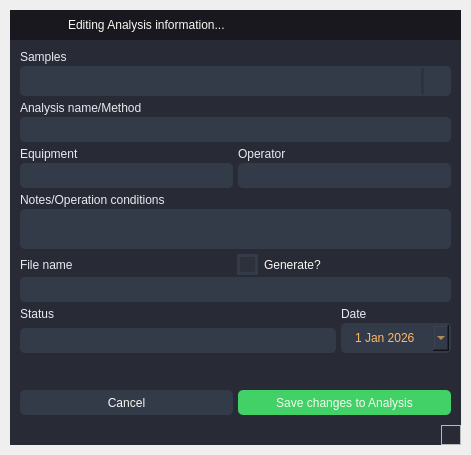
This is src/app/ui/qt/editanalysisdialog.ui in AIR-G-UFOP/Saturn-SampleLog as Qt 5 draws it before an edit. The edited form follows.
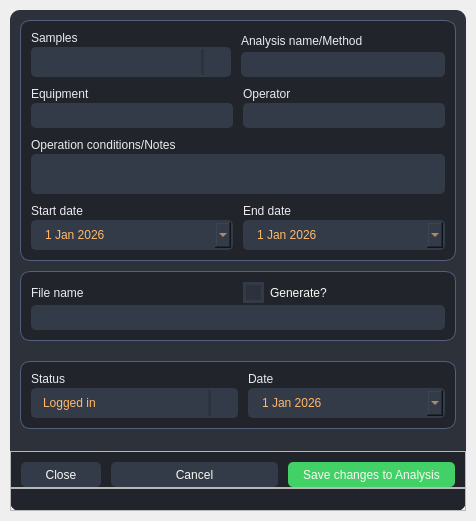
This is the edited form. Icons and pictures are not drawn.

```diff
--- a/src/app/ui/qt/editanalysisdialog.ui
+++ b/src/app/ui/qt/editanalysisdialog.ui
@@ -6,10 +6,22 @@
    <rect>
     <x>0</x>
     <y>0</y>
-    <width>471</width>
-    <height>455</height>
+    <width>476</width>
+    <height>521</height>
    </rect>
   </property>
+  <property name="minimumSize">
+   <size>
+    <width>394</width>
+    <height>521</height>
+   </size>
+  </property>
+  <property name="maximumSize">
+   <size>
+    <width>830</width>
+    <height>525</height>
+   </size>
+  </property>
   <property name="windowTitle">
    <string>Dialog</string>
   </property>
@@ -18,29 +30,32 @@
 	color: #F8F8F2;
 	font: 8pt &quot;Inter 24pt Medium&quot;;
 }
-/* Bg App */
 #bgApp {	
-	background-color: #282A36;
+	background-color: rgb(44, 49, 58);
+	border-radius: 10px;
 }
-#contentTopBg {
-	background-color: #19181f;
+#ContentBox {border-radius: 10px;}
+#bottomBar {
+	background-color: rgb(33, 37, 43);
+	border-bottom-left-radius: 10px;
+	border-bottom-right-radius: 10px;
 }
-#topLogo {
-	background-image: url(:/imagem/images/saturn_logo.png);
-	background-position: center;
-	background-repeat: no-repeat;
+#bgAnalysis {
+	background-color: rgb(33, 37, 43);
+	border-radius: 10px;
+	border: 1px solid #525f7f;
 }
-#titleRightInfo { 
-	padding-left: 10px;
- }
-/* Top Buttons */
-#closeAppBtn{ background-color: rgba(255, 255, 255, 0); border: none;}
-#closeAppBtn:hover{ background-color:#ff5555;}
-#closeAppBtn:pressed { background-color:rgb(193, 64, 64); border-style: solid;}
-/* Bottom Bar */
-#bottomBar { background-color: #282A36; }
-#bottomBar QLabel { font-size: 10px; color: rgb(113, 126, 149);}
-/*Button */
+
+#bgStatus {
+	background-color: rgb(33, 37, 43);
+	border-radius: 10px;
+	border: 1px solid #525f7f;
+}
+#bgFile {
+	background-color: rgb(33, 37, 43);
+	border-radius: 10px;
+	border: 1px solid #525f7f;
+}
 #btn_saveAnalysis {
 	border-radius: 5px;	
 	border: none;
@@ -63,8 +78,17 @@
 #btn_cancel::pressed {
 	background-color: rgb(52, 59, 72);
 }
-
-/*LineEdit */
+#btn_close {
+	border-radius: 5px;	
+	border: none;
+	background-color: rgb(52, 59, 72);
+}
+#btn_close::hover {
+	background-color: #FF5555;
+}
+#btn_close::pressed {
+	background-color: rgb(52, 59, 72);
+}
 #content .QLineEdit {
 	background-color: rgb(52, 59, 72);
 	border-radius: 5px;
@@ -79,8 +103,6 @@
 #content .QLineEdit:focus {
 	border: 2px solid rgb(91, 101, 124);
 }
-
-/*TextEdit */
 #content .QTextEdit {
 	background-color: rgb(52, 59, 72);
 	border-radius: 5px;
@@ -95,20 +117,17 @@
 #content .QTextEdit:focus {
 	border: 2px solid rgb(91, 101, 124);
 }
-
-/*QLabel */
 #content .QLabel {
 	color: #EAEAF0;
 	font: 8pt &quot;Inter 24pt Medium&quot;;
 }
-
-/*ComboBox */
 QComboBox{
 	background-color: rgb(52, 59, 72);
 	border-radius: 5px;
 	border: 2px solid rgb(52, 59, 72);
 	padding: 5px;
 	padding-left: 10px;
+	color: #ffb86c;
 }
 QComboBox:hover{
 	border: 2px solid rgb(64, 71, 88);
@@ -136,7 +155,6 @@
 	padding: 10px;
 	selection-background-color: rgb(39, 44, 54);
 }
-/*CheckBox */
 QCheckBox::indicator {
     border: 3px solid rgb(52, 59, 72);
 	width: 15px;
@@ -247,124 +265,6 @@
          <property name="bottomMargin">
           <number>0</number>
          </property>
-         <item>
-          <widget class="QFrame" name="contentTopBg">
-           <property name="minimumSize">
-            <size>
-             <width>0</width>
-             <height>30</height>
-            </size>
-           </property>
-           <property name="maximumSize">
-            <size>
-             <width>16777215</width>
-             <height>30</height>
-            </size>
-           </property>
-           <property name="frameShape">
-            <enum>QFrame::NoFrame</enum>
-           </property>
-           <property name="frameShadow">
-            <enum>QFrame::Raised</enum>
-           </property>
-           <layout class="QHBoxLayout" name="horizontalLayout">
-            <property name="spacing">
-             <number>0</number>
-            </property>
-            <property name="leftMargin">
-             <number>0</number>
-            </property>
-            <property name="topMargin">
-             <number>0</number>
-            </property>
-            <property name="rightMargin">
-             <number>0</number>
-            </property>
-            <property name="bottomMargin">
-             <number>0</number>
-            </property>
-            <item>
-             <widget class="QFrame" name="titleGripFrame">
-              <property name="frameShape">
-               <enum>QFrame::NoFrame</enum>
-              </property>
-              <property name="frameShadow">
-               <enum>QFrame::Raised</enum>
-              </property>
-              <layout class="QHBoxLayout" name="horizontalLayout_2">
-               <property name="spacing">
-                <number>0</number>
-               </property>
-               <property name="leftMargin">
-                <number>0</number>
-               </property>
-               <property name="topMargin">
-                <number>0</number>
-               </property>
-               <property name="rightMargin">
-                <number>0</number>
-               </property>
-               <property name="bottomMargin">
-                <number>0</number>
-               </property>
-               <item>
-                <widget class="QFrame" name="topLogo">
-                 <property name="minimumSize">
-                  <size>
-                   <width>45</width>
-                   <height>30</height>
-                  </size>
-                 </property>
-                 <property name="maximumSize">
-                  <size>
-                   <width>45</width>
-                   <height>30</height>
-                  </size>
-                 </property>
-                 <property name="frameShape">
-                  <enum>QFrame::NoFrame</enum>
-                 </property>
-                 <property name="frameShadow">
-                  <enum>QFrame::Raised</enum>
-                 </property>
-                </widget>
-               </item>
-               <item>
-                <widget class="QLabel" name="titleRightInfo">
-                 <property name="text">
-                  <string>Editing Analysis information...</string>
-                 </property>
-                </widget>
-               </item>
-               <item>
-                <widget class="QPushButton" name="closeAppBtn">
-                 <property name="minimumSize">
-                  <size>
-                   <width>35</width>
-                   <height>28</height>
-                  </size>
-                 </property>
-                 <property name="maximumSize">
-                  <size>
-                   <width>35</width>
-                   <height>28</height>
-                  </size>
-                 </property>
-                 <property name="text">
-                  <string/>
-                 </property>
-                 <property name="icon">
-                  <iconset resource="../resources/resources.qrc">
-                   <normaloff>:/icons/icons/cil-close.png</normaloff>:/icons/icons/cil-close.png</iconset>
-                 </property>
-                </widget>
-               </item>
-              </layout>
-             </widget>
-            </item>
-           </layout>
-          </widget>
-         </item>
          <item>
           <widget class="QFrame" name="contentBottom">
            <property name="frameShape">
@@ -397,9 +297,9 @@
               <property name="frameShadow">
                <enum>QFrame::Raised</enum>
               </property>
-              <layout class="QVBoxLayout" name="verticalLayout_13">
+              <layout class="QVBoxLayout" name="verticalLayout_16">
                <property name="spacing">
-                <number>5</number>
+                <number>10</number>
                </property>
                <property name="leftMargin">
                 <number>10</number>
@@ -411,6 +311,35 @@
                 <number>10</number>
                </property>
                <property name="bottomMargin">
+                <number>10</number>
+               </property>
+               <item alignment="Qt::AlignTop">
+                <widget class="QFrame" name="bgAnalysis">
+                 <property name="frameShape">
+                  <enum>QFrame::NoFrame</enum>
+                 </property>
+                 <property name="frameShadow">
+                  <enum>QFrame::Raised</enum>
+                 </property>
+                 <layout class="QVBoxLayout" name="verticalLayout_19">
+                  <property name="spacing">
+                   <number>10</number>
+                  </property>
+                  <property name="leftMargin">
+                   <number>10</number>
+                  </property>
+                  <property name="topMargin">
+                   <number>10</number>
+                  </property>
+                  <property name="rightMargin">
+                   <number>10</number>
+                  </property>
+                  <property name="bottomMargin">
+                   <number>10</number>
+                  </property>
+                  <item>
+                   <layout class="QHBoxLayout" name="horizontalLayout_8">
+                    <property name="spacing">
                 <number>10</number>
                </property>
                <item>
@@ -429,7 +358,7 @@
                   <widget class="QComboBox" name="sample">
                    <property name="minimumSize">
                     <size>
-                     <width>0</width>
+                          <width>200</width>
                      <height>30</height>
                     </size>
                    </property>
@@ -473,8 +402,13 @@
                  </item>
                 </layout>
                </item>
+                   </layout>
+                  </item>
                <item>
                 <layout class="QHBoxLayout" name="horizontalLayout_6">
+                    <property name="spacing">
+                     <number>10</number>
+                    </property>
                  <item>
                   <layout class="QVBoxLayout" name="verticalLayout_10">
                    <property name="spacing">
@@ -545,7 +479,7 @@
                  <item>
                   <widget class="QLabel" name="label_5">
                    <property name="text">
-                    <string>Notes/Operation conditions</string>
+                       <string>Operation conditions/Notes</string>
                    </property>
                   </widget>
                  </item>
@@ -568,12 +502,111 @@
                 </layout>
                </item>
                <item>
+                   <layout class="QHBoxLayout" name="horizontalLayout_3">
+                    <property name="spacing">
+                     <number>10</number>
+                    </property>
+                    <item>
+                     <layout class="QVBoxLayout" name="verticalLayout_18">
+                      <property name="spacing">
+                       <number>2</number>
+                      </property>
+                      <item>
+                       <widget class="QLabel" name="label_9">
+                        <property name="text">
+                         <string>Start date</string>
+                        </property>
+                       </widget>
+                      </item>
+                      <item>
+                       <widget class="QDateEdit" name="startDate">
+                        <property name="cursor">
+                         <cursorShape>PointingHandCursor</cursorShape>
+                        </property>
+                        <property name="minimumDate">
+                         <date>
+                          <year>2026</year>
+                          <month>1</month>
+                          <day>1</day>
+                         </date>
+                        </property>
+                        <property name="calendarPopup">
+                         <bool>true</bool>
+                        </property>
+                       </widget>
+                      </item>
+                     </layout>
+                    </item>
+                    <item>
+                     <layout class="QVBoxLayout" name="verticalLayout_13">
+                      <property name="spacing">
+                       <number>2</number>
+                      </property>
+                      <item>
+                       <widget class="QLabel" name="label_10">
+                        <property name="text">
+                         <string>End date</string>
+                        </property>
+                       </widget>
+                      </item>
+                      <item>
+                       <widget class="QDateEdit" name="endDate">
+                        <property name="cursor">
+                         <cursorShape>PointingHandCursor</cursorShape>
+                        </property>
+                        <property name="minimumDate">
+                         <date>
+                          <year>2026</year>
+                          <month>1</month>
+                          <day>1</day>
+                         </date>
+                        </property>
+                        <property name="calendarPopup">
+                         <bool>true</bool>
+                        </property>
+                       </widget>
+                      </item>
+                     </layout>
+                    </item>
+                   </layout>
+                  </item>
+                 </layout>
+                </widget>
+               </item>
+               <item alignment="Qt::AlignTop">
+                <widget class="QFrame" name="bgFile">
+                 <property name="frameShape">
+                  <enum>QFrame::NoFrame</enum>
+                 </property>
+                 <property name="frameShadow">
+                  <enum>QFrame::Raised</enum>
+                 </property>
+                 <layout class="QVBoxLayout" name="verticalLayout_14">
+                  <property name="spacing">
+                   <number>10</number>
+                  </property>
+                  <property name="leftMargin">
+                   <number>10</number>
+                  </property>
+                  <property name="topMargin">
+                   <number>10</number>
+                  </property>
+                  <property name="rightMargin">
+                   <number>10</number>
+                  </property>
+                  <property name="bottomMargin">
+                   <number>10</number>
+                  </property>
+                  <item>
                 <layout class="QVBoxLayout" name="verticalLayout_7">
                  <property name="spacing">
                   <number>2</number>
                  </property>
                  <item>
                   <layout class="QHBoxLayout" name="horizontalLayout_5">
+                      <property name="spacing">
+                       <number>10</number>
+                      </property>
                    <item>
                     <widget class="QLabel" name="label_6">
                      <property name="text">
@@ -608,8 +641,38 @@
                  </item>
                 </layout>
                </item>
+                 </layout>
+                </widget>
+               </item>
+               <item alignment="Qt::AlignTop">
+                <widget class="QFrame" name="bgStatus">
+                 <property name="frameShape">
+                  <enum>QFrame::NoFrame</enum>
+                 </property>
+                 <property name="frameShadow">
+                  <enum>QFrame::Raised</enum>
+                 </property>
+                 <layout class="QVBoxLayout" name="verticalLayout_15">
+                  <property name="spacing">
+                   <number>10</number>
+                  </property>
+                  <property name="leftMargin">
+                   <number>10</number>
+                  </property>
+                  <property name="topMargin">
+                   <number>10</number>
+                  </property>
+                  <property name="rightMargin">
+                   <number>10</number>
+                  </property>
+                  <property name="bottomMargin">
+                   <number>10</number>
+                  </property>
                <item>
                 <layout class="QHBoxLayout" name="horizontalLayout_7">
+                    <property name="spacing">
+                     <number>10</number>
+                    </property>
                  <item>
                   <layout class="QVBoxLayout" name="verticalLayout_6">
                    <property name="spacing">
@@ -622,20 +685,41 @@
                      </property>
                     </widget>
                    </item>
-                   <item alignment="Qt::AlignTop">
-                    <widget class="QLineEdit" name="status">
-                     <property name="minimumSize">
-                      <size>
-                       <width>0</width>
-                       <height>25</height>
-                      </size>
-                     </property>
-                     <property name="maximumSize">
-                      <size>
-                       <width>16777215</width>
-                       <height>25</height>
-                      </size>
-                     </property>
+                      <item>
+                       <widget class="QComboBox" name="status">
+                        <property name="cursor">
+                         <cursorShape>PointingHandCursor</cursorShape>
+                        </property>
+                        <item>
+                         <property name="text">
+                          <string>Logged in</string>
+                         </property>
+                        </item>
+                        <item>
+                         <property name="text">
+                          <string>Analysis in progress...</string>
+                         </property>
+                        </item>
+                        <item>
+                         <property name="text">
+                          <string>Analysis completed</string>
+                         </property>
+                        </item>
+                        <item>
+                         <property name="text">
+                          <string>Data Reduction in progress...</string>
+                         </property>
+                        </item>
+                        <item>
+                         <property name="text">
+                          <string>Data Reduction completed</string>
+                         </property>
+                        </item>
+                        <item>
+                         <property name="text">
+                          <string>Results sent to User</string>
+                         </property>
+                        </item>
                     </widget>
                    </item>
                   </layout>
@@ -662,7 +746,7 @@
                      </property>
                      <property name="maximumSize">
                       <size>
-                       <width>110</width>
+                          <width>16777215</width>
                        <height>30</height>
                       </size>
                      </property>
@@ -682,21 +766,98 @@
                  </item>
                 </layout>
                </item>
+                 </layout>
+                </widget>
+               </item>
+              </layout>
+             </widget>
+            </item>
                <item>
-                <spacer name="verticalSpacer">
-                 <property name="orientation">
-                  <enum>Qt::Vertical</enum>
-                 </property>
-                 <property name="sizeHint" stdset="0">
+             <widget class="QFrame" name="bottomBar">
+              <property name="minimumSize">
+               <size>
+                <width>0</width>
+                <height>60</height>
+               </size>
+              </property>
+              <property name="maximumSize">
                   <size>
-                   <width>20</width>
-                   <height>40</height>
-                  </size>
-                 </property>
-                </spacer>
-               </item>
+                <width>16777215</width>
+                <height>60</height>
+               </size>
+              </property>
+              <property name="frameShape">
+               <enum>QFrame::NoFrame</enum>
+              </property>
+              <property name="frameShadow">
+               <enum>QFrame::Raised</enum>
+              </property>
+              <layout class="QVBoxLayout" name="verticalLayout_17">
+               <property name="spacing">
+                <number>0</number>
+               </property>
+               <property name="leftMargin">
+                <number>0</number>
+               </property>
+               <property name="topMargin">
+                <number>0</number>
+               </property>
+               <property name="rightMargin">
+                <number>0</number>
+               </property>
+               <property name="bottomMargin">
+                <number>0</number>
+               </property>
                <item>
-                <layout class="QHBoxLayout" name="horizontalLayout_4">
+                <widget class="QFrame" name="frame_4">
+                 <property name="frameShape">
+                  <enum>QFrame::StyledPanel</enum>
+                 </property>
+                 <property name="frameShadow">
+                  <enum>QFrame::Raised</enum>
+                 </property>
+                 <layout class="QHBoxLayout" name="horizontalLayout_2">
+                  <property name="spacing">
+                   <number>10</number>
+                  </property>
+                  <property name="leftMargin">
+                   <number>10</number>
+                  </property>
+                  <property name="topMargin">
+                   <number>10</number>
+                  </property>
+                  <property name="rightMargin">
+                   <number>10</number>
+                  </property>
+                  <property name="bottomMargin">
+                   <number>0</number>
+                  </property>
+                  <item>
+                   <widget class="QPushButton" name="btn_close">
+                    <property name="minimumSize">
+                     <size>
+                      <width>25</width>
+                      <height>0</height>
+                     </size>
+                    </property>
+                    <property name="maximumSize">
+                     <size>
+                      <width>80</width>
+                      <height>25</height>
+                     </size>
+                    </property>
+                    <property name="cursor">
+                     <cursorShape>PointingHandCursor</cursorShape>
+                    </property>
+                    <property name="text">
+                     <string>Close</string>
+                    </property>
+                    <property name="icon">
+                     <iconset resource="../resources/resources.qrc">
+                      <normaloff>:/icons/icons/cil-close.png</normaloff>:/icons/icons/cil-close.png</iconset>
+                    </property>
+                   </widget>
+                  </item>
                  <item>
                   <widget class="QPushButton" name="btn_cancel">
                    <property name="minimumSize">
@@ -733,34 +894,24 @@
                    <property name="text">
                     <string>Save changes to Analysis</string>
                    </property>
-                  </widget>
-                 </item>
-                </layout>
+                    <property name="icon">
+                     <iconset resource="../resources/resources.qrc">
+                      <normaloff>:/icons/icons/cill-ok-filled.png</normaloff>:/icons/icons/cill-ok-filled.png</iconset>
+                    </property>
+                   </widget>
                </item>
               </layout>
              </widget>
             </item>
             <item>
-             <widget class="QFrame" name="bottomBar">
-              <property name="minimumSize">
-               <size>
-                <width>0</width>
-                <height>20</height>
-               </size>
-              </property>
-              <property name="maximumSize">
-               <size>
-                <width>16777215</width>
-                <height>20</height>
-               </size>
-              </property>
+                <widget class="QFrame" name="frame_5">
               <property name="frameShape">
-               <enum>QFrame::NoFrame</enum>
+                  <enum>QFrame::StyledPanel</enum>
               </property>
               <property name="frameShadow">
                <enum>QFrame::Raised</enum>
               </property>
-              <layout class="QHBoxLayout" name="horizontalLayout_3">
+                 <layout class="QHBoxLayout" name="horizontalLayout">
                <property name="spacing">
                 <number>0</number>
                </property>
@@ -798,11 +949,14 @@
                   </size>
                  </property>
                  <property name="frameShape">
-                  <enum>QFrame::StyledPanel</enum>
+                     <enum>QFrame::NoFrame</enum>
                  </property>
                  <property name="frameShadow">
                   <enum>QFrame::Raised</enum>
                  </property>
+                   </widget>
+                  </item>
+                 </layout>
                 </widget>
                </item>
               </layout>
```
Left out of the diff: 19 changed lines with no effect on the pictures. Lines whose indentation alone changed are shown as unchanged.
